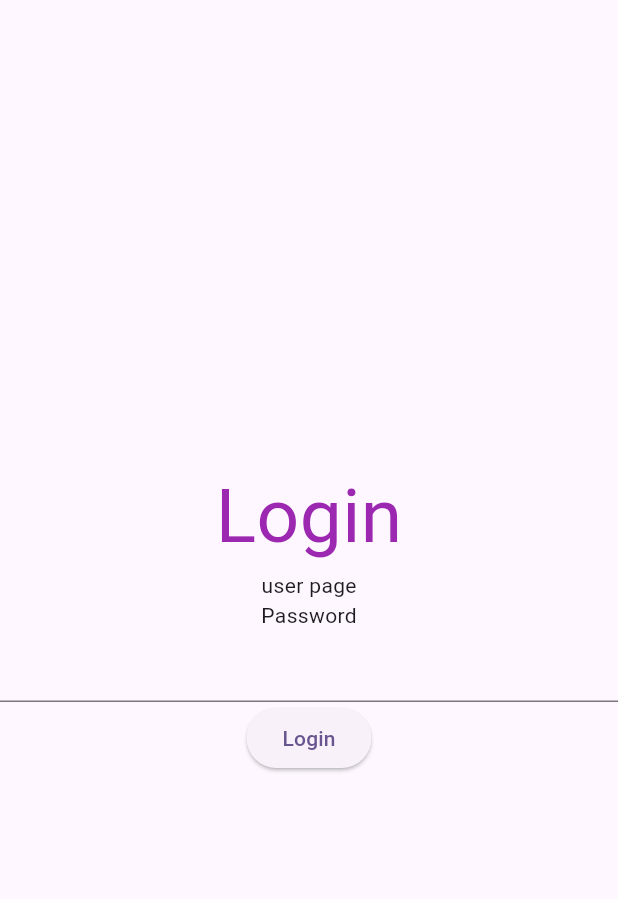
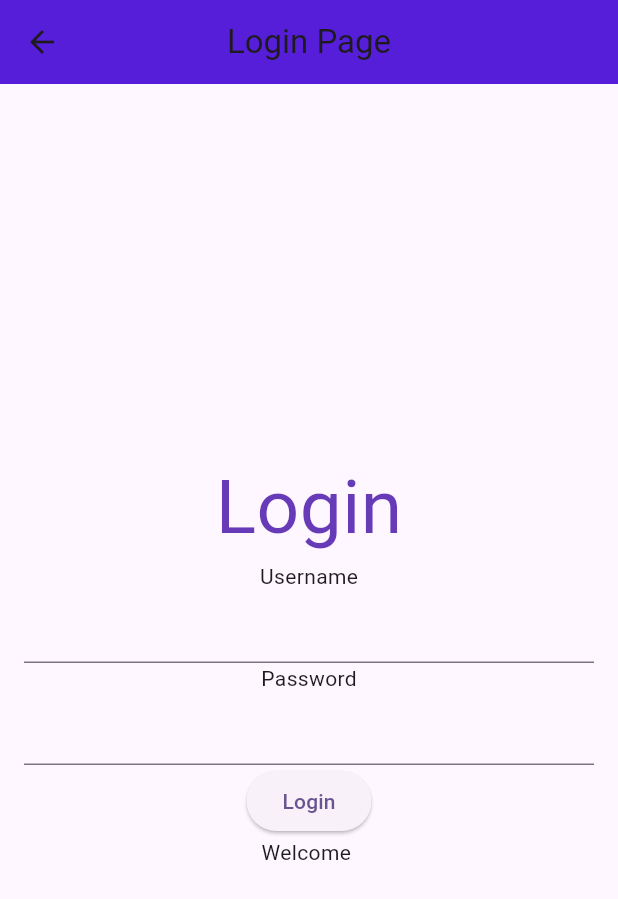
Before and after one commit to Aditya-255/Flutter, a Flutter app: the LoginPage screen opened directly, after a tap on "Login", on a phone screen of 412 x 824 dp. Shown: the top 899 px of the screen. Run offline on Flutter 3.47's test engine with Material 3 defaults, Android fonts, the phone set to English and light mode, and no system bars.

Commit message:
add file

```diff
--- /dev/null
+++ b/flutter_application_1/lib/login_page.dart
@@ -0,0 +1,62 @@
+import 'package:flutter/material.dart';
+
+class LoginPage extends StatefulWidget {
+  LoginPage({super.key});
+
+  @override
+  State<LoginPage> createState() => _LoginPageState();
+}
+
+class _LoginPageState extends State<LoginPage> {
+  TextEditingController userTxtCtr = TextEditingController();
+
+  TextEditingController pwdTxtCtr = TextEditingController();
+
+  String msg = "Message here";
+
+  @override
+  Widget build(BuildContext context) {
+    print("from build method");
+    return Scaffold(
+      appBar: AppBar(
+        title: const Text("Login Page"),
+        backgroundColor: const Color.fromARGB(255, 86, 30, 216),
+        centerTitle: true,
+      ),
+      body: SafeArea(
+        child: Padding(
+          padding: const EdgeInsets.only(left: 16, right: 16),
+          child: Column(
+            mainAxisAlignment: MainAxisAlignment.center,
+            children: [
+              Text(
+                'Login',
+                style: TextStyle(fontSize: 50, color: Colors.deepPurple),
+              ),
+              Text('Username'),
+              TextField(controller: userTxtCtr),
+              Text('Password'),
+              TextField(controller: pwdTxtCtr, obscureText: true),
+              ElevatedButton(
+                onPressed: () {
+                  print(
+                    "Button clicked " + userTxtCtr.text + " " + pwdTxtCtr.text,
+                  );
+                  if (userTxtCtr.text == pwdTxtCtr.text) {
+                    msg = "Welcome " + userTxtCtr.text;
+                  } else {
+                    msg = "Invalid credentials";
+                  }
+                  print(msg);
+                  setState(() {});
+                },
+                child: Text('Login'),
+              ),
+              Text(msg),
+            ],
+          ),
+        ),
+      ),
+    );
+  }
+}
--- a/flutter_application_1/lib/main.dart
+++ b/flutter_application_1/lib/main.dart
@@ -1,37 +1,13 @@
 import 'package:flutter/material.dart';
 
+import 'dashboard.dart';
+import 'login_page.dart';
+
 void main() {
-  runApp(
-    const MyApp(),
-    //     width: 100,
-    //     height: 50,
-    //     color: Colors.amber,
-    //     padding: EdgeInsets.all(20),
-    //     //give paricular padding in
-    //     //padding: EdgeInsets.only(left: 10, top: 5), //inside
-    //     margin: EdgeInsets.all(20), //outside
-    //     //red,black,green
-    //     //for single container or child
-    //     child: Container(width: 10, height: 10, color: Colors.blue),
-
-    //     //for column wise
-    //     // child: Column(
-    //     //   children: [
-    //     //     Container(width: 100, height: 100, color: Colors.blue),
-    //     //     Container(width: 10, height: 10, color: Colors.black),
-    //     //     Container(width: 10, height: 10, color: Colors.green),
-    //     //   ],
-    //     // ),
-    //   ),
-    //   // Row(
-    //   //   children: [
-    //   //     Container(color: Colors.black),
-    //   //     Container(color: Colors.red),
-    //   //   ],
-    //   // ),
-  );
+  runApp(const MyApp());
 }
-
+// design product card which contains image of product name of
+// it actual price and current and current price
 class MyApp extends StatelessWidget {
   const MyApp({super.key});
 
@@ -39,30 +15,12 @@ class MyApp extends StatelessWidget {
   @override
   Widget build(BuildContext context) {
     return MaterialApp(
-      title: 'Flutter Demo',
+      debugShowCheckedModeBanner: false,
+      title: 'Ecom App',
       theme: ThemeData(
         colorScheme: ColorScheme.fromSeed(seedColor: Colors.deepPurple),
       ),
-      home: const LoginPage(),
+      home: Dashboard(),
     );
   }
 }
-
-class LoginPage extends StatelessWidget {
-  const LoginPage({super.key});
-  @override
-  Widget build(BuildContext context) {
-    return Scaffold(
-      body: Column(
-        mainAxisAlignment: MainAxisAlignment.center,
-        children: [
-          Text("Login", style: TextStyle(fontSize: 50, color: Colors.purple)),
-          Text("user page"),
-          Text("Password"),
-          TextField(),
-          ElevatedButton(onPressed: () {}, child: Text("Login")),
-        ],
-      ),
-    );
-  }
-}
```
Also changed, not shown: flutter_application_1/lib/dashboard.dart (added, +31 -0 lines).
